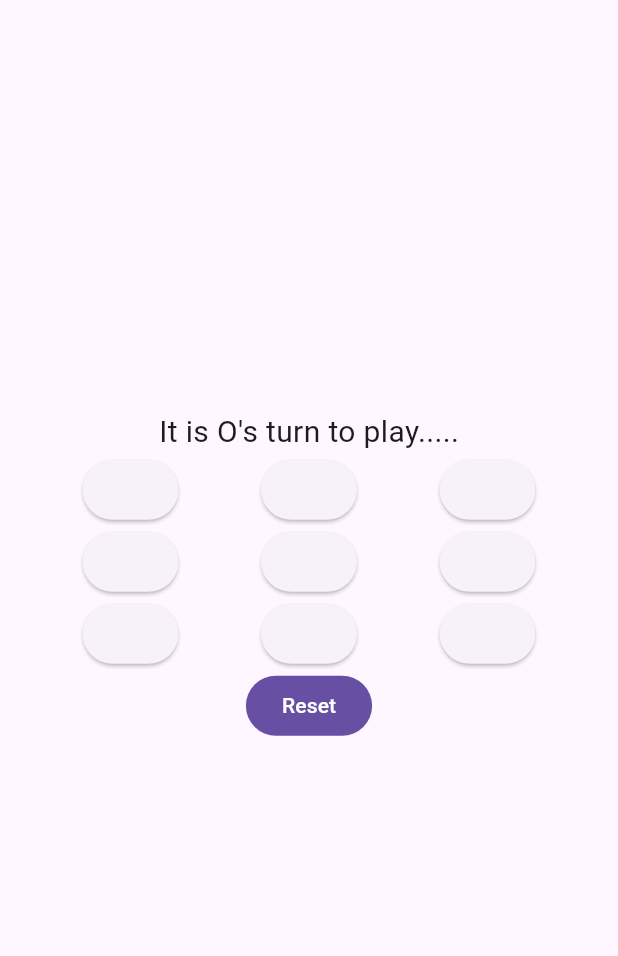
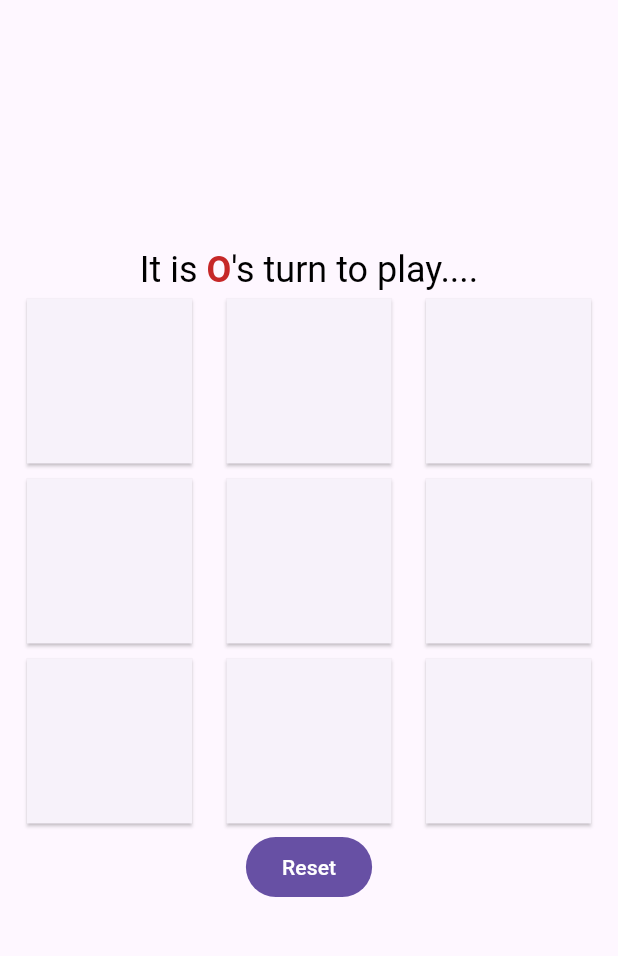
Before and after one commit to DevanshArora312/tic_tac_toe_flutter, a Flutter app: the screen it shows after launch, on a phone screen of 412 x 824 dp, the part 84-1040 px from its top. Run offline on Flutter 3.47's test engine with Material 3 defaults, Android fonts, the phone set to English and light mode, and no system bars.

Commit message:
added styles and fixed button disabling

```diff
--- a/lib/home.dart
+++ b/lib/home.dart
@@ -18,28 +18,18 @@ class _HomeState extends State<Home> {
   String checkEnd(){
     for(int i=0;i<3;i++){
       if(arr[i][0] == arr[i][1] && arr[i][0] == arr[i][2] && arr[i][0] != "" ){
-
         return arr[i][0];
       }
     }
     for(int i=0;i<3;i++){
       if(arr[0][i] == arr[1][i] && arr[0][i] == arr[2][i] && arr[0][i] != "" ){
-        setState(() {
-          isDone = true;
-        });
         return arr[0][i];
         }
     }
     if(arr[0][0] == arr[1][1] && arr[0][0] == arr[2][2] && arr[0][0] != "" ){
-      setState(() {
-          isDone = true;
-        });
       return arr[0][0];
     }
     if(arr[2][0] == arr[1][1] && arr[2][0] == arr[0][2] && arr[0][2] != "" ){
-      setState(() {
-          isDone = true;
-      });
       return arr[0][2];
     }
     return "";
@@ -52,11 +42,17 @@ class _HomeState extends State<Home> {
     });
     String win = checkEnd();
     if(win != ""){
+        setState(() {
+          isDone = true;
+        });
       showDialog(context: context, builder: (BuildContext context){
         return DialogBox(reset,"Congratulations, $win Won!!");
       });
     }else {
       if(moves == 9){
+        setState(() {
+          isDone = true;
+        });
         showDialog(context: context, builder: (BuildContext context){
           return DialogBox(reset,"It's a Draw!!");
         });
--- a/lib/playarea.dart
+++ b/lib/playarea.dart
@@ -19,7 +19,8 @@ class Playarea extends StatelessWidget {
               for(int j=0;j<3;j++)
                 StyledButton(arr,turn,setClicked,i,j,isDone)
             ],
-          )
+          ),
+          // const SizedBox()
       ],
     );
   }
--- a/lib/styled_button.dart
+++ b/lib/styled_button.dart
@@ -10,12 +10,22 @@ class StyledButton extends StatelessWidget {
   @override
   Widget build(BuildContext context) {
 
-    return ElevatedButton(
-      onPressed: arr[row][col] == "" || isDone ? () => setClicked(row,col) : null,
+    return Container(
+      padding: const EdgeInsets.all(5),
+      child: ElevatedButton(
+      style: ElevatedButton.styleFrom(
+        // padding: const EdgeInsets.all(50),
+        shape: const RoundedRectangleBorder(
+          borderRadius: BorderRadius.all(Radius.zero)
+        ),
+        fixedSize: const Size(110, 110)
+      ),
+      onPressed: arr[row][col] != "" || isDone ? null : () => setClicked(row,col),
       child: Text(arr[row][col],style: TextStyle(
         fontSize: 20,
         color: arr[row][col] == "O" ? Colors.red[800] : Colors.blue[800]
       ),)
-      );
+      ),
+    );
   }
 }
--- a/lib/turntext.dart
+++ b/lib/turntext.dart
@@ -5,9 +5,18 @@ class Turntext extends StatelessWidget {
   final String turn;
   @override
   Widget build(BuildContext context) {
-    return Text("It is $turn's turn to play.....",
-    style: const TextStyle(
-      fontSize: 20,
-    ),);
+    return RichText(
+      text: TextSpan(
+        style: const TextStyle(
+          fontSize: 24.0,
+          color: Colors.black,
+        ),
+        children: <TextSpan>[
+          const TextSpan(text: 'It is '),
+          TextSpan(text: turn, style: TextStyle(fontWeight: FontWeight.bold,color: turn=="O" ?Colors.red[800] :Colors.blue[800] )),
+          const TextSpan(text: "'s turn to play...."),
+        ],
+      ),
+    );
   }
 }
```
